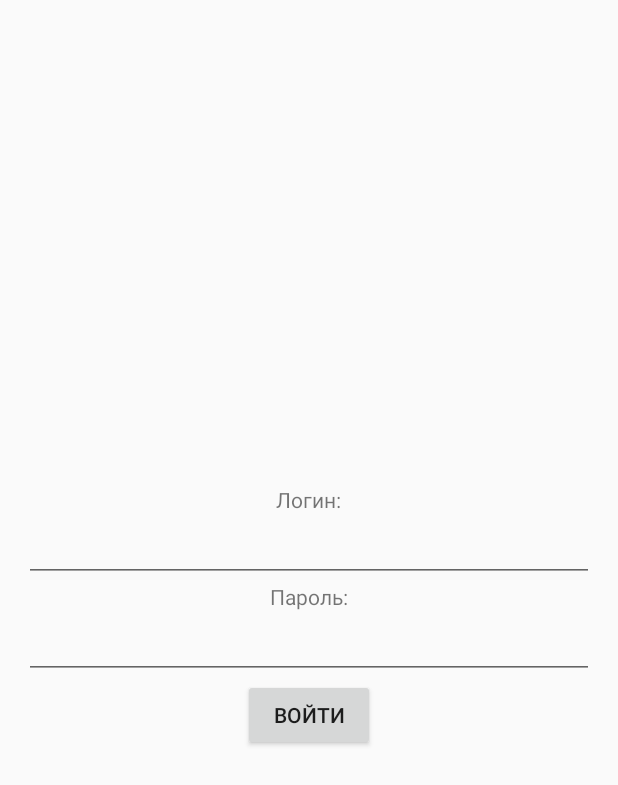
After one commit to Vlad264/GeoChat, an Android app: the layout fragment_login.xml on its own in the app's theme, with its tools: preview values and no code run, on a phone screen of 412 x 824 dp. The commit adds this screen. Shown: the top 785 px of the screen. Run offline under Robolectric (Android 15) with nearby library versions, the phone set to English and light mode, and no system bars.

Commit message:
GC-28 Create login design (xml)

```diff
--- /dev/null
+++ b/app/src/main/res/layout/fragment_login.xml
@@ -0,0 +1,58 @@
+<?xml version="1.0" encoding="utf-8"?>
+<ScrollView
+    xmlns:android="http://schemas.android.com/apk/res/android"
+    xmlns:app="http://schemas.android.com/apk/res-auto"
+    android:layout_width="match_parent"
+    android:layout_height="match_parent"
+    android:fillViewport="true" >
+
+    <androidx.constraintlayout.widget.ConstraintLayout
+        android:layout_width="match_parent"
+        android:layout_height="wrap_content"
+        android:focusable="true"
+        android:focusableInTouchMode="true" >
+
+        <LinearLayout
+            android:layout_width="match_parent"
+            android:layout_height="wrap_content"
+            android:orientation="vertical"
+            android:gravity="center"
+            android:foregroundGravity="center"
+            android:layout_marginStart="16dp"
+            android:layout_marginEnd="16dp"
+            app:layout_constraintBottom_toBottomOf="parent"
+            app:layout_constraintEnd_toEndOf="parent"
+            app:layout_constraintStart_toStartOf="parent"
+            app:layout_constraintTop_toTopOf="parent" >
+
+            <TextView
+                android:text="@string/login"
+                android:layout_width="wrap_content"
+                android:layout_height="wrap_content"/>
+
+            <EditText
+                android:id="@+id/loginField"
+                android:layout_width="match_parent"
+                android:layout_height="wrap_content" />
+
+            <TextView
+                android:text="@string/password"
+                android:layout_width="wrap_content"
+                android:layout_height="wrap_content"/>
+
+            <EditText
+                android:id="@+id/passwordField"
+                android:layout_width="match_parent"
+                android:layout_height="wrap_content" />
+
+            <Button
+                android:id="@+id/loginButton"
+                android:text="@string/enter"
+                android:layout_width="wrap_content"
+                android:layout_height="wrap_content" />
+
+        </LinearLayout>
+
+    </androidx.constraintlayout.widget.ConstraintLayout>
+
+</ScrollView>
--- a/app/src/main/res/values/strings.xml
+++ b/app/src/main/res/values/strings.xml
@@ -1,3 +1,11 @@
 <resources>
     <string name="app_name">GeoChat</string>
+
+    <string name="login">Логин:</string>
+    <string name="enter_login">Введите логин</string>
+
+    <string name="password">Пароль:</string>
+    <string name="enter_password">Введите пароль</string>
+
+    <string name="enter">Войти</string>
 </resources>
```
